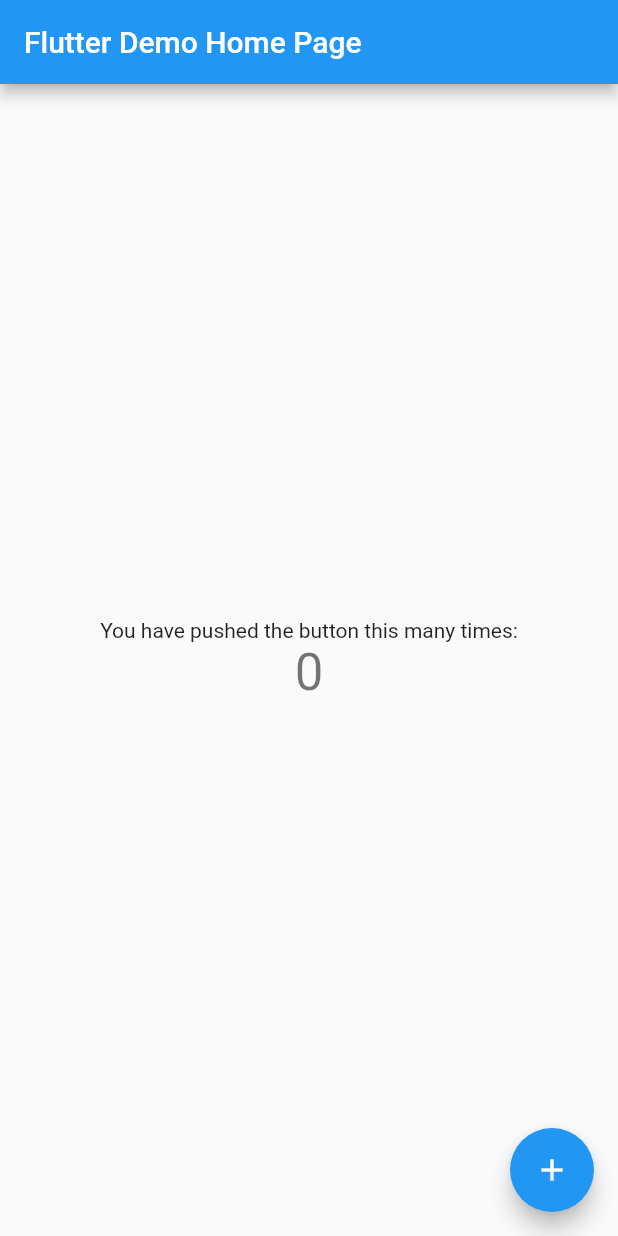
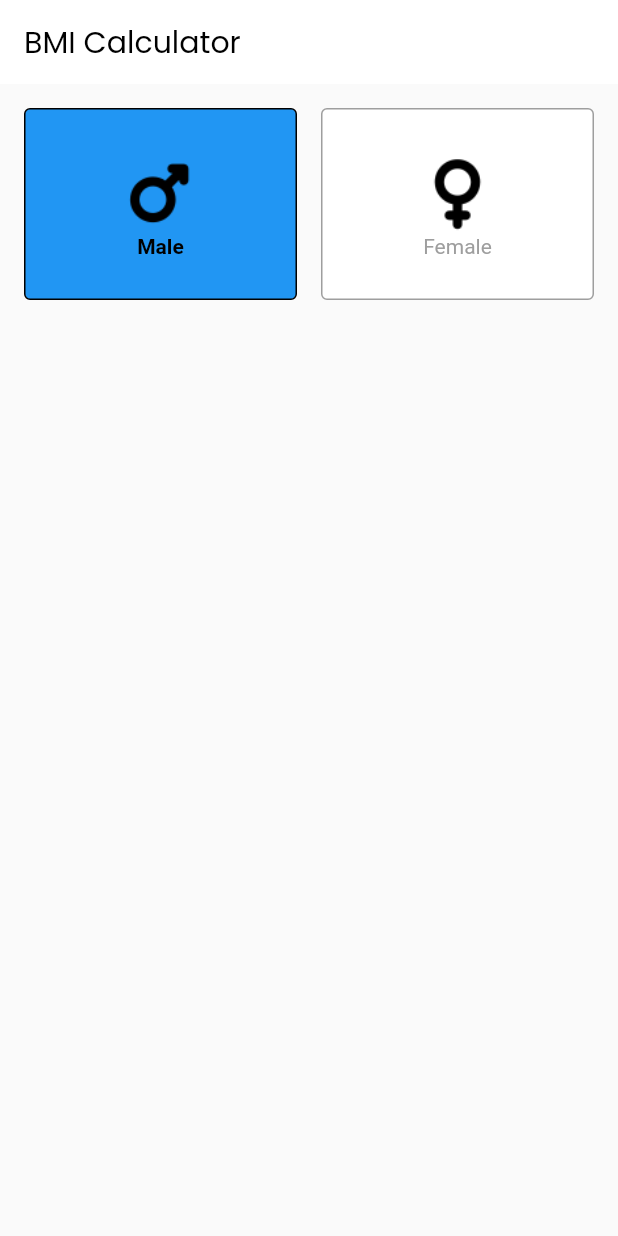
Before and after one commit to paulocrr/bmi_calculator, a Flutter app: the screen it shows after launch, on a phone screen of 412 x 824 dp. Run offline on Flutter 3.47's test engine with Material 2 defaults, Android fonts, the phone set to English and light mode, and no system bars.

Commit message:
feat: Adds custom card selector

```diff
--- /dev/null
+++ b/lib/home_page.dart
@@ -0,0 +1,37 @@
+import 'package:bmi_calculator/widgets/card_selector.dart';
+import 'package:bmi_calculator/widgets/custom_card.dart';
+import 'package:bmi_calculator/widgets/image_card_button.dart';
+import 'package:flutter/material.dart';
+
+class HomePage extends StatelessWidget {
+  const HomePage({super.key});
+
+  @override
+  Widget build(BuildContext context) {
+    return Scaffold(
+      appBar: AppBar(
+        backgroundColor: Colors.white,
+        elevation: 0,
+        title: const Text(
+          "BMI Calculator",
+          style: TextStyle(
+            color: Colors.black,
+            fontFamily: "Poppins",
+          ),
+        ),
+      ),
+      body: Padding(
+        padding: const EdgeInsets.all(8.0),
+        child: Column(
+          children: [
+            CardSelector(
+              onChange: (val) {
+                print(val);
+              },
+            ),
+          ],
+        ),
+      ),
+    );
+  }
+}
--- a/lib/main.dart
+++ b/lib/main.dart
@@ -1,4 +1,5 @@
 import 'package:flutter/material.dart';
+import 'home_page.dart';
 
 void main() {
   runApp(const MyApp());
@@ -11,56 +12,7 @@ class MyApp extends StatelessWidget {
   Widget build(BuildContext context) {
     return MaterialApp(
       title: 'BMI Calculator',
-      theme: ThemeData(
-        primarySwatch: Colors.blue,
-      ),
-      home: const MyHomePage(title: 'Flutter Demo Home Page'),
+      home: const HomePage(),
     );
   }
 }
-
-class MyHomePage extends StatefulWidget {
-  const MyHomePage({super.key, required this.title});
-  final String title;
-
-  @override
-  State<MyHomePage> createState() => _MyHomePageState();
-}
-
-class _MyHomePageState extends State<MyHomePage> {
-  int _counter = 0;
-
-  void _incrementCounter() {
-    setState(() {
-      _counter++;
-    });
-  }
-
-  @override
-  Widget build(BuildContext context) {
-    return Scaffold(
-      appBar: AppBar(
-        title: Text(widget.title),
-      ),
-      body: Center(
-        child: Column(
-          mainAxisAlignment: MainAxisAlignment.center,
-          children: <Widget>[
-            const Text(
-              'You have pushed the button this many times:',
-            ),
-            Text(
-              '$_counter',
-              style: Theme.of(context).textTheme.headline4,
-            ),
-          ],
-        ),
-      ),
-      floatingActionButton: FloatingActionButton(
-        onPressed: _incrementCounter,
-        tooltip: 'Increment',
-        child: const Icon(Icons.add),
-      ),
-    );
-  }
-}
--- /dev/null
+++ b/lib/widgets/card_selector.dart
@@ -0,0 +1,55 @@
+import 'package:bmi_calculator/widgets/image_card_button.dart';
+import 'package:flutter/material.dart';
+
+class CardSelector extends StatefulWidget {
+  final Function(String val)? onChange;
+  const CardSelector({super.key, this.onChange});
+
+  @override
+  State<CardSelector> createState() => _CardSelectorState();
+}
+
+class _CardSelectorState extends State<CardSelector> {
+  var isSelected = false;
+
+  @override
+  Widget build(BuildContext context) {
+    return Row(
+      children: [
+        Expanded(
+          child: ImageCardButton(
+            isSelected: !isSelected,
+            image: "images/male.png",
+            description: "Male",
+            onClick: () {
+              onChangeValue("male");
+              setState(() {
+                isSelected = false;
+              });
+            },
+          ),
+        ),
+        Expanded(
+          child: ImageCardButton(
+            isSelected: isSelected,
+            image: "images/female.png",
+            description: "Female",
+            onClick: () {
+              onChangeValue("female");
+              setState(() {
+                isSelected = true;
+              });
+            },
+          ),
+        ),
+      ],
+    );
+  }
+
+  void onChangeValue(String value) {
+    final onChange = widget.onChange;
+    if (onChange != null) {
+      onChange(value);
+    }
+  }
+}
--- /dev/null
+++ b/lib/widgets/custom_card.dart
@@ -0,0 +1,34 @@
+import 'package:flutter/material.dart';
+
+class CustomCard extends StatelessWidget {
+  final Widget child;
+  final Color backgroundColor;
+  final Color borderColor;
+  final VoidCallback? onClick;
+
+  const CustomCard(
+      {super.key,
+      required this.child,
+      this.backgroundColor = Colors.white,
+      this.borderColor = Colors.grey,
+      this.onClick});
+
+  @override
+  Widget build(BuildContext context) {
+    return Padding(
+      padding: const EdgeInsets.all(8.0),
+      child: GestureDetector(
+        onTap: onClick,
+        child: Container(
+          height: 128,
+          decoration: BoxDecoration(
+            border: Border.all(color: borderColor),
+            borderRadius: const BorderRadius.all(Radius.circular(4)),
+            color: backgroundColor,
+          ),
+          child: child,
+        ),
+      ),
+    );
+  }
+}
--- /dev/null
+++ b/lib/widgets/image_card_button.dart
@@ -0,0 +1,38 @@
+import 'package:bmi_calculator/widgets/custom_card.dart';
+import 'package:flutter/material.dart';
+
+class ImageCardButton extends StatelessWidget {
+  final String image;
+  final String description;
+  final bool isSelected;
+  final VoidCallback? onClick;
+  const ImageCardButton({
+    super.key,
+    required this.image,
+    required this.description,
+    this.isSelected = false,
+    this.onClick,
+  });
+
+  @override
+  Widget build(BuildContext context) {
+    return CustomCard(
+      onClick: onClick,
+      borderColor: isSelected ? Colors.black : Colors.grey,
+      backgroundColor: isSelected ? Colors.blue : Colors.white,
+      child: Column(
+        mainAxisAlignment: MainAxisAlignment.center,
+        children: [
+          Image.asset(image, width: 56),
+          Text(
+            description,
+            style: isSelected
+                ? const TextStyle(
+                    color: Colors.black, fontWeight: FontWeight.bold)
+                : const TextStyle(color: Colors.grey),
+          )
+        ],
+      ),
+    );
+  }
+}
```
Also changed, not shown: pubspec.yaml (+8 -9 lines), fonts/Poppins-Bold.ttf (added), fonts/Poppins-Regular.ttf (added), images/female.png (renamed from lib/images/female.png), images/male.png (renamed from lib/images/male.png).
